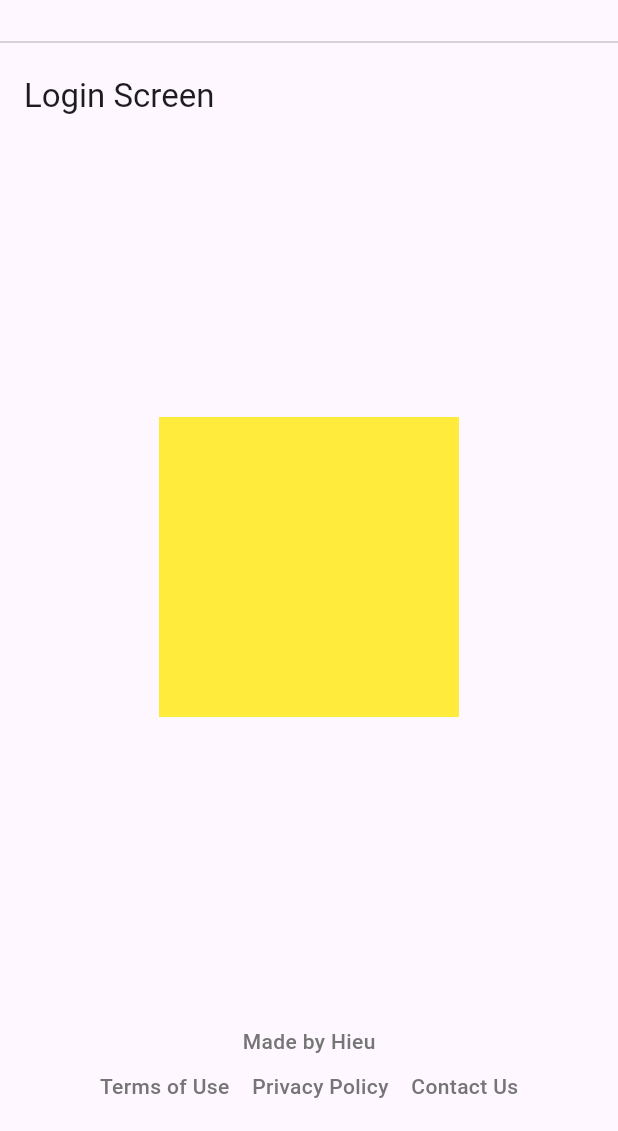
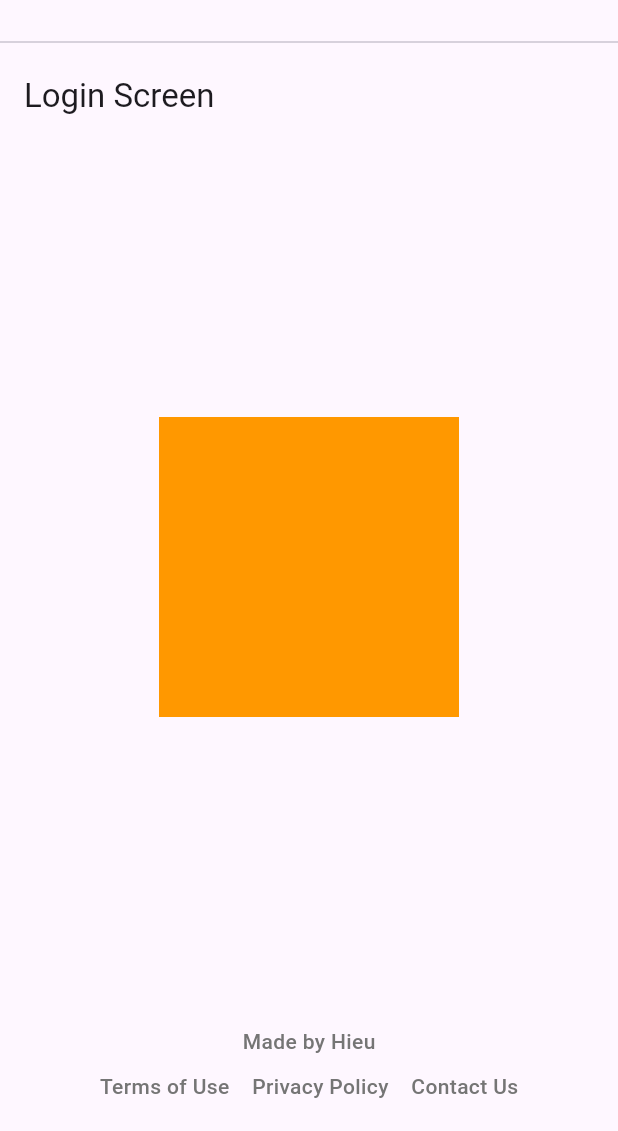
Before and after one commit to hieu987020/isekai-habit, a Flutter app: the screen it shows after launch, after a tap on "Profile", after a tap on "Login", on a phone screen of 412 x 824 dp, the part 105-1236 px from its top. Run offline on Flutter 3.47's test engine with Material 3 defaults, Android fonts, the phone set to English and light mode, and no system bars; our stand-ins replace dio, get_it, go_router, logger; accounts and stored records are empty; network calls fail.

Commit message:
Update login_screen.dart

```diff
--- a/lib/presentation/screens/login_screen.dart
+++ b/lib/presentation/screens/login_screen.dart
@@ -9,7 +9,7 @@ class LoginScreen extends StatelessWidget {
     return Scaffold(
       appBar: AppBar(title: const Text('Login Screen')),
       body: Center(
-        child: Container(width: 200, height: 200, color: Colors.yellow),
+        child: Container(width: 200, height: 200, color: Colors.orange),
       ),
     );
   }
```
